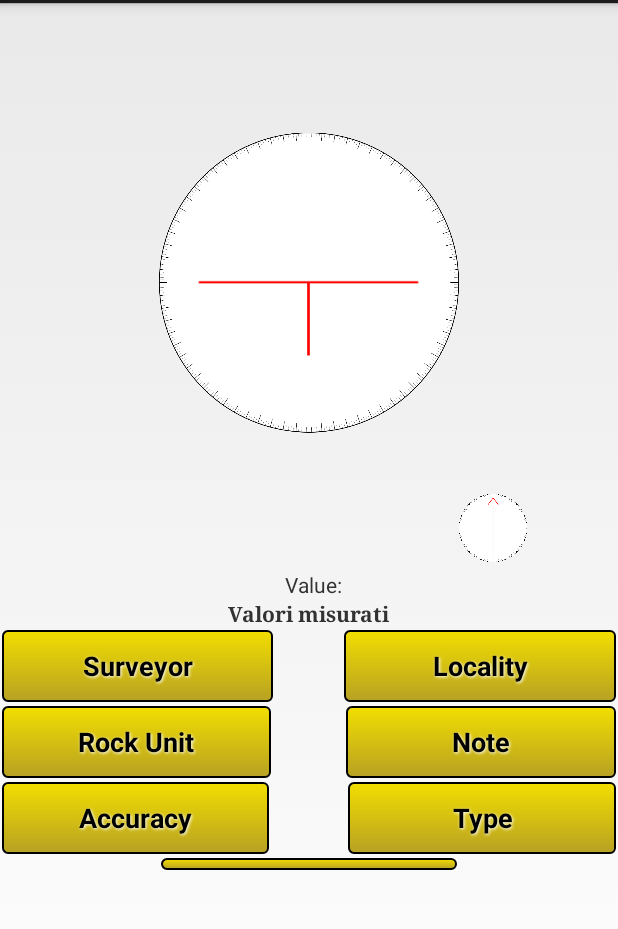
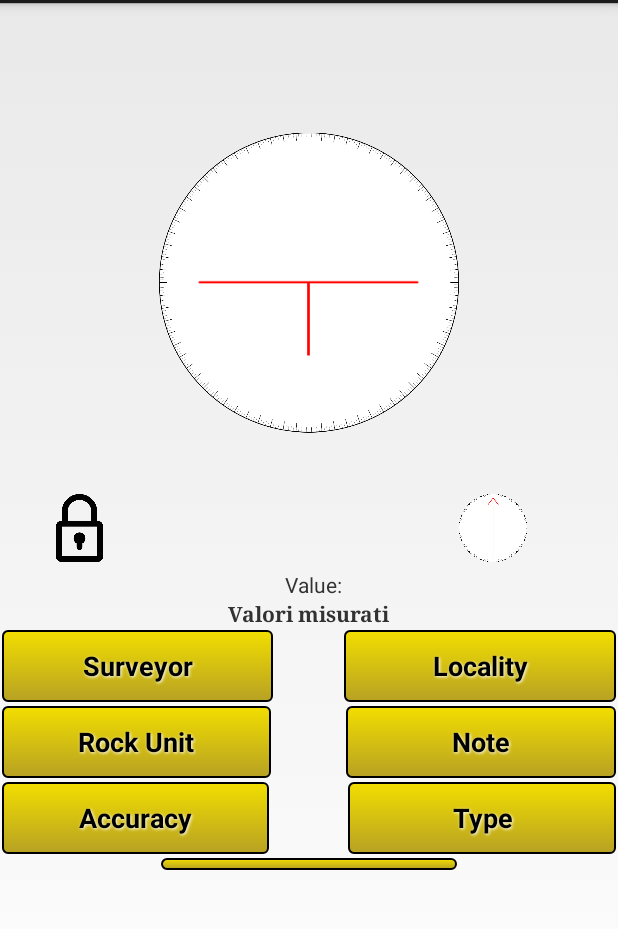
Before and after one commit to rossia/beedip, an Android app: the layout fragment_compass.xml on its own in the app's theme, with its tools: preview values and no code run, on a phone screen of 412 x 824 dp, the part 69-998 px from its top. Run offline under Robolectric (Android 15) with nearby library versions, the phone set to English and light mode, and no system bars.

Commit message:
Over + padlock img

```diff
--- a/beedip/src/main/java/it/uniurb/beedip/CompassFragment.java
+++ b/beedip/src/main/java/it/uniurb/beedip/CompassFragment.java
@@ -111,6 +111,7 @@ public class CompassFragment extends Fragment implements SensorEventListener {
     String tmp;
     ImageView lIndicator;
     ImageView bIndicator;
+    ImageView pLock;
     TextView displayValues;
     ImageButton bigClockFace;
     ImageButton littleClockFace;
@@ -191,6 +192,7 @@ public class CompassFragment extends Fragment implements SensorEventListener {
 
         lIndicator = (ImageView) getView().findViewById(R.id.littleIndicator);
         bIndicator = (ImageView) getView().findViewById(R.id.bigIndicator);
+        pLock = (ImageView) getView().findViewById(R.id.padLock);
         //back = (ImageView) getView().findViewById(R.id.quadrante);
         displayValues = (TextView) getView().findViewById(it.uniurb.beedip.R.id.testo);
         //SensorManager's initialization (It allow to declare sensor variables)
@@ -212,6 +214,7 @@ public class CompassFragment extends Fragment implements SensorEventListener {
         //Setting initial background color of buttons
         //accuracy.setBackgroundColor(Color.GREEN);
         accuracy.setBackgroundColor(Color.parseColor("#32ae16"));
+        pLock.setVisibility(View.GONE);
         save.setOnClickListener(new View.OnClickListener() {
             @Override
             public void onClick(View v) {
@@ -283,8 +286,10 @@ public class CompassFragment extends Fragment implements SensorEventListener {
                 //Lock the current result
                if (currentMeasure == null) {
                    currentMeasure = new CompassMeasurement(currentInlcination, currentDipdirection, selectedYounging, isAccurate);
+                   pLock.setVisibility(View.VISIBLE);
                } else {
                    currentMeasure = null;
+                   pLock.setVisibility(View.GONE);
                }
                 if (!isUpright) {
                     selectedYounging = CompassMeasurement.Younging.OVERTURNED;
--- a/beedip/src/main/res/layout/fragment_compass.xml
+++ b/beedip/src/main/res/layout/fragment_compass.xml
@@ -172,5 +172,14 @@
         android:layout_centerVertical="true"
         android:layout_centerHorizontal="true" />
 
+    <ImageView
+        android:id="@+id/padLock"
+        android:layout_width="wrap_content"
+        android:layout_height="wrap_content"
+        android:layout_alignBottom="@+id/bigClockface"
+        android:layout_alignTop="@+id/littleClockface"
+        android:layout_toLeftOf="@+id/save"
+        android:src="@drawable/padlock" />
+
 
 </RelativeLayout>
```
Also changed, not shown: beedip/src/main/res/drawable-hdpi/padlock.png (added), beedip/src/main/res/drawable-mdpi/padlock.png (added), beedip/src/main/res/drawable-xhdpi/padlock.png (added), beedip/src/main/res/drawable-xxhdpi/padlock.png (added).
